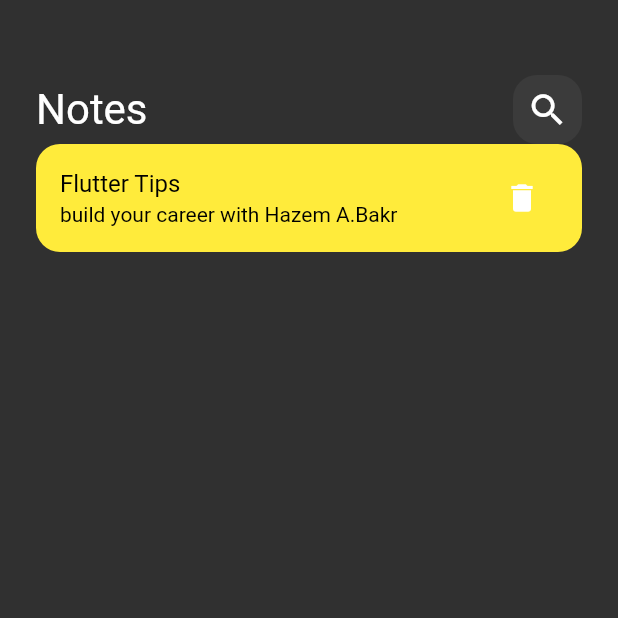
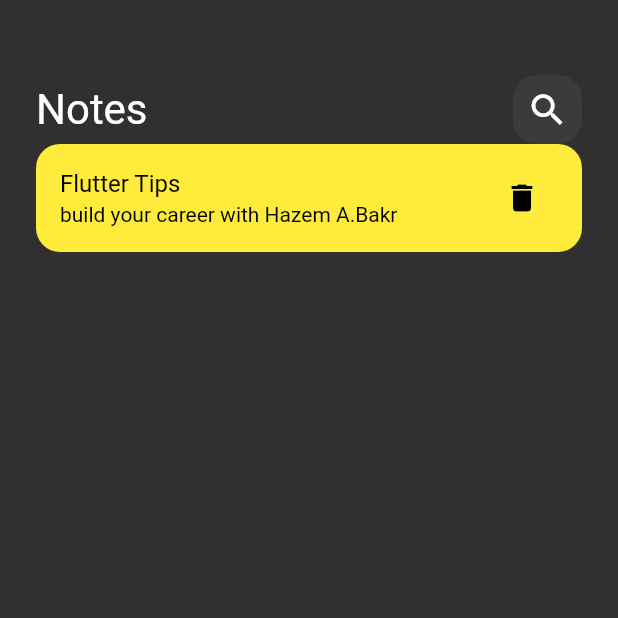
Before and after one commit to Hazem12Bakr/first_flutter_project, a Flutter app: the screen it shows after launch, on a phone screen of 412 x 824 dp, the top half of it. Run offline on Flutter 3.47's test engine with Material 2 defaults, Android fonts, the phone set to English and light mode, and no system bars.

Commit message:
styling the box text and its icon

```diff
--- a/lib/views/widgets/notes_view_body.dart
+++ b/lib/views/widgets/notes_view_body.dart
@@ -46,7 +46,12 @@ class NoteItem extends StatelessWidget {
                 color: Colors.black,
               ),
             ),
-            trailing: IconButton(onPressed: () {}, icon: Icon(Icons.delete)),
+            trailing: IconButton(
+                onPressed: () {},
+                icon: Icon(
+                  Icons.delete,
+                  color: Colors.black,
+                )),
           ),
         ],
       ),
```
